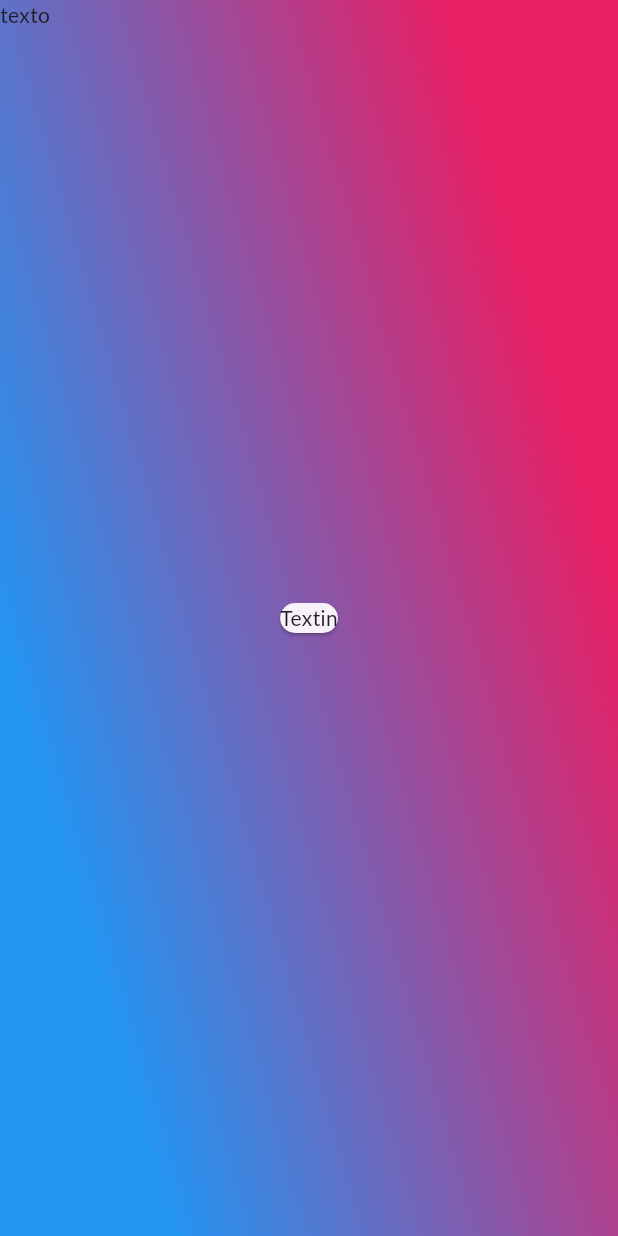
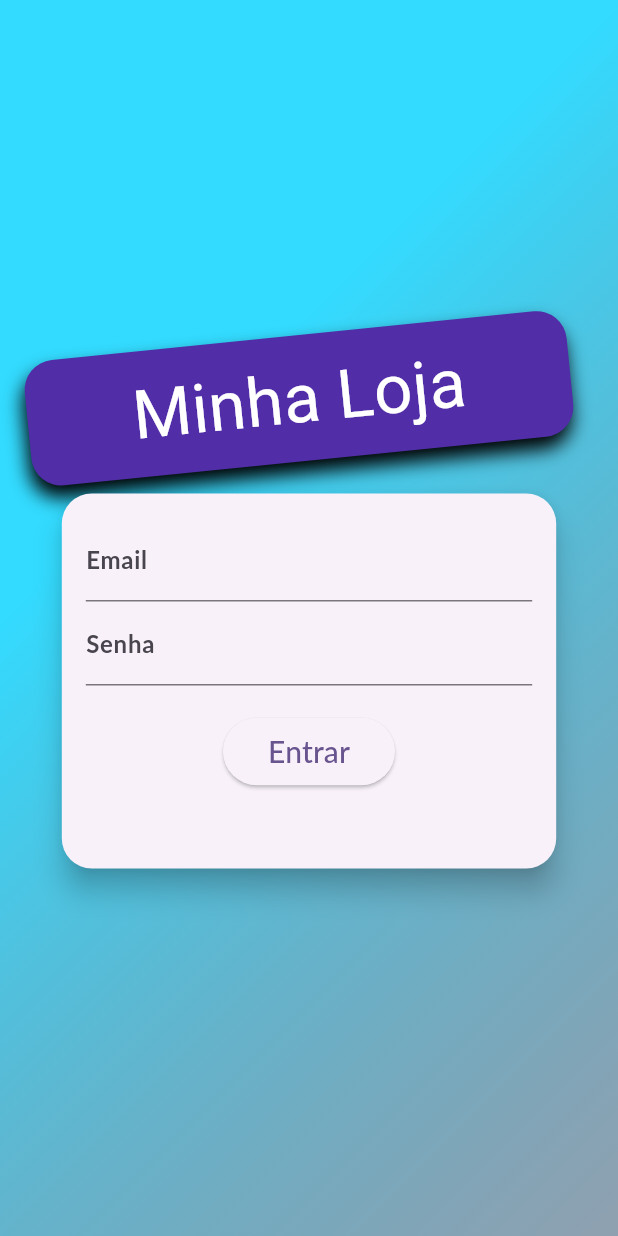
Before and after one commit to JonesCunha/shop_course, a Flutter app: the screen it shows after launch, on a phone screen of 412 x 824 dp. Run offline on Flutter 3.47's test engine with Material 3 defaults, Android fonts, the phone set to English and light mode, and no system bars; Roboto replaces fonts that are missing (Anton, Lato).

Commit message:
auth versao 0.1

```diff
--- /dev/null
+++ b/lib/components/auth_form.dart
@@ -0,0 +1,102 @@
+// ignore_for_file: prefer_const_constructors, no_leading_underscores_for_local_identifiers
+
+import 'package:flutter/material.dart';
+import 'package:shop_curse/extensions/string_extensions.dart';
+
+class AuthForm extends StatefulWidget {
+  const AuthForm({super.key});
+
+  @override
+  State<AuthForm> createState() => _AuthFormState();
+}
+
+enum AuthMode { login, signUp }
+
+class _AuthFormState extends State<AuthForm> {
+  final _emailController = TextEditingController();
+  final _passwordController = TextEditingController();
+  AuthMode _authMode = AuthMode.login;
+
+  void _submitForm() {}
+
+  Map<String, String> _authData = {'email': '', 'password': ''};
+
+  @override
+  Widget build(BuildContext context) {
+    final deviceSize = MediaQuery.of(context).size;
+    return Card(
+      elevation: 8,
+      shape: RoundedRectangleBorder(borderRadius: BorderRadius.circular(20)),
+      child: Container(
+        height: 250,
+        width: deviceSize.width * 0.8,
+        padding: EdgeInsets.all(16),
+        child: Form(
+          child: Column(
+            children: [
+              TextFormField(
+                decoration: InputDecoration(labelText: 'Email'),
+                keyboardType: TextInputType.emailAddress,
+                onSaved: (email) => _authData['email'] = email ?? '',
+                validator: (email) {
+                  final _email = email ?? '';
+                  if(_email.trim().isEmpty || !_email.isValidEmail()){
+                      return 'Informe um email válido';
+                  }
+                  return null;
+                },
+              ),
+              TextFormField(
+                decoration: InputDecoration(labelText: 'Senha'),
+                keyboardType: TextInputType.emailAddress,
+                obscureText: true,
+                onSaved: (password) => _authData['password'] = password ?? '',
+                controller: _passwordController,
+                validator: (password) {
+                  final _password = password ?? '';
+                  if(_password.isEmpty || _password.length < 5){
+                    return 'Informe uma senha válida';
+                  }
+                  return null;
+                },
+              ),
+              if (_authMode == AuthMode.signUp)
+                TextFormField(
+                  decoration: InputDecoration(labelText: 'Confirmar Senha'),
+                  keyboardType: TextInputType.emailAddress,
+                  obscureText: true,
+                  validator: (password) {
+                    final _password = password ?? '';
+                    if(_password != _passwordController.text){
+                      return 'As senhas não coincidem';
+                    }
+                    return null;
+                  },
+                ),
+              SizedBox(
+                height: 20,
+              ),
+              ElevatedButton(
+                onPressed: _submitForm,
+                child: Text(
+                  _authMode == AuthMode.login ? 'Entrar' : 'Registrar',
+                  style: TextStyle(fontSize: 20),
+                ),
+                style: ElevatedButton.styleFrom(
+                    shape: RoundedRectangleBorder(
+                      borderRadius: BorderRadius.circular(30),
+                    ),
+                    padding: EdgeInsets.symmetric(horizontal: 30, vertical: 8)),
+              )
+            ],
+          ),
+        ),
+      ),
+    );
+  }
+}
+
+//*** Extensão de Validação e Email, Estudar oque é extension */
+
+
+//REGEX validação Email
--- /dev/null
+++ b/lib/extensions/string_extensions.dart
@@ -0,0 +1,5 @@
+extension EmailValidator on String {
+  bool isValidEmail(){
+    return RegExp(r'^(([^<>()[\]\\.,;:\s@\"]+(\.[^<>()[\]\\.,;:\s@\"]+)*)|(\".+\"))@((\[[0-9]{1,3}\.[0-9]{1,3}\.[0-9]{1,3}\.[0-9]{1,3}\])|(([a-zA-Z\-0-9]+\.)+[a-zA-Z]{2,}))$').hasMatch(this);
+  }
+}
--- a/lib/pages/auth_page.dart
+++ b/lib/pages/auth_page.dart
@@ -1,26 +1,65 @@
-// ignore_for_file: prefer_const_constructors
+// ignore_for_file: prefer_const_constructors, prefer_const_literals_to_create_immutables
+
+import 'dart:math';
 
 import 'package:flutter/material.dart';
+import 'package:shop_curse/components/auth_form.dart';
 
 class AuthPage extends StatelessWidget {
   const AuthPage({super.key});
 
   @override
   Widget build(BuildContext context) {
+    final size = MediaQuery.of(context).size;
     return Scaffold(
       body: Stack(
         children: [
           Container(
-              decoration: BoxDecoration(
-                  gradient: LinearGradient(
-                      colors: [Colors.blue, Colors.pink],
-                      transform: GradientRotation(6)))),
-          Center(
-            child: Container(
-              child: Card(child: Text('Textin')),
+            decoration: BoxDecoration(
+              gradient: LinearGradient(
+                colors: [
+                  Color.fromRGBO(0, 212, 255, 0.8),
+                  Color.fromRGBO(33, 75, 98, 0.5)
+                ],
+                begin: Alignment.centerLeft,
+                end: Alignment.bottomRight,
+              ),
             ),
           ),
-          Text('texto'),
+          Container(
+            width: size.width,
+            child: Column(
+              mainAxisAlignment: MainAxisAlignment.center,
+              crossAxisAlignment: CrossAxisAlignment.center,
+              children: [
+                Container(
+                  padding: EdgeInsets.symmetric(
+                    vertical: 10,
+                    horizontal: 70,
+                  ),
+                  transform: Matrix4.rotationZ(-8 * pi / 250)..translate(-10.0),
+                  decoration: BoxDecoration(
+                      borderRadius: BorderRadius.circular(20),
+                      color: Colors.deepPurple.shade700,
+                      boxShadow: [
+                        BoxShadow(
+                            blurRadius: 10,
+                            color: Colors.black,
+                            offset: Offset(-2, 8))
+                      ]),
+                  child: Text(
+                    'Minha Loja',
+                    style: TextStyle(
+                      fontSize: 45,
+                      fontFamily: 'Anton',
+                      color: Colors.white,
+                    ),
+                  ),
+                ),
+                AuthForm(),
+              ],
+            ),
+          )
         ],
       ),
     );
--- a/lib/theme.dart
+++ b/lib/theme.dart
@@ -23,5 +23,9 @@ themeData() {
       color: Colors.red,
     ),
     useMaterial3: true,
+    textTheme: const TextTheme(
+      bodyLarge: TextStyle(fontWeight: FontWeight.bold),
+      titleLarge: TextStyle(fontWeight: FontWeight.bold, color: Colors.white),
+    )
   );
 }
--- a/lib/utils/teste.dart
+++ b/lib/utils/teste.dart
@@ -0,0 +1,10 @@
+import 'package:flutter/material.dart';
+
+class MyWidget extends StatelessWidget {
+  const MyWidget({super.key});
+
+  @override
+  Widget build(BuildContext context) {
+    return const Placeholder();
+  }
+}
```
